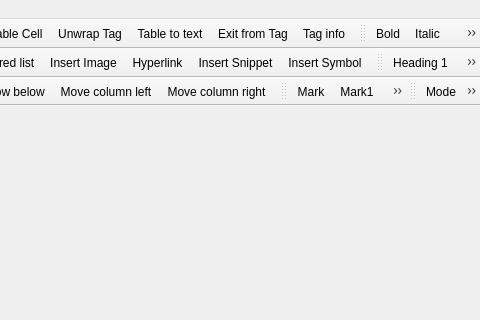
First picture: the form in src/gui/mainwindow.ui, repository NeoProgramming/NeoPad, before the edit; both pictures show x 857 to 1337 and y 0 to 320 of the 1337 by 672 pixel window.
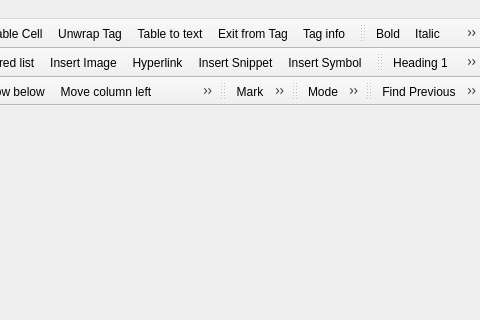
Second picture: the form after the edit. Icons and pictures are not drawn.

Commit message: find prev/next selected text

The edit to the form file:
```diff
--- a/src/gui/mainwindow.ui
+++ b/src/gui/mainwindow.ui
@@ -437,6 +437,19 @@
    <addaction name="actionParaMark6"/>
    <addaction name="actionParaMark7"/>
   </widget>
+  <widget class="QToolBar" name="toolBarFind">
+   <property name="windowTitle">
+    <string>toolBar</string>
+   </property>
+   <attribute name="toolBarArea">
+    <enum>TopToolBarArea</enum>
+   </attribute>
+   <attribute name="toolBarBreak">
+    <bool>false</bool>
+   </attribute>
+   <addaction name="actionFindPrev"/>
+   <addaction name="actionFindNext"/>
+  </widget>
   <action name="actionAppExit">
    <property name="icon">
     <iconset>
@@ -1983,6 +1996,24 @@
     <string>Mode</string>
    </property>
   </action>
+  <action name="actionFindNext">
+   <property name="icon">
+    <iconset resource="../neopad.qrc">
+     <normaloff>:/msc/images/search-next.png</normaloff>:/msc/images/search-next.png</iconset>
+   </property>
+   <property name="text">
+    <string>Find Next</string>
+   </property>
+  </action>
+  <action name="actionFindPrev">
+   <property name="icon">
+    <iconset resource="../neopad.qrc">
+     <normaloff>:/msc/images/search-prev.png</normaloff>:/msc/images/search-prev.png</iconset>
+   </property>
+   <property name="text">
+    <string>Find Previous</string>
+   </property>
+  </action>
  </widget>
  <resources>
   <include location="../neopad.qrc"/>
```
The commit also changes 7 other files.
